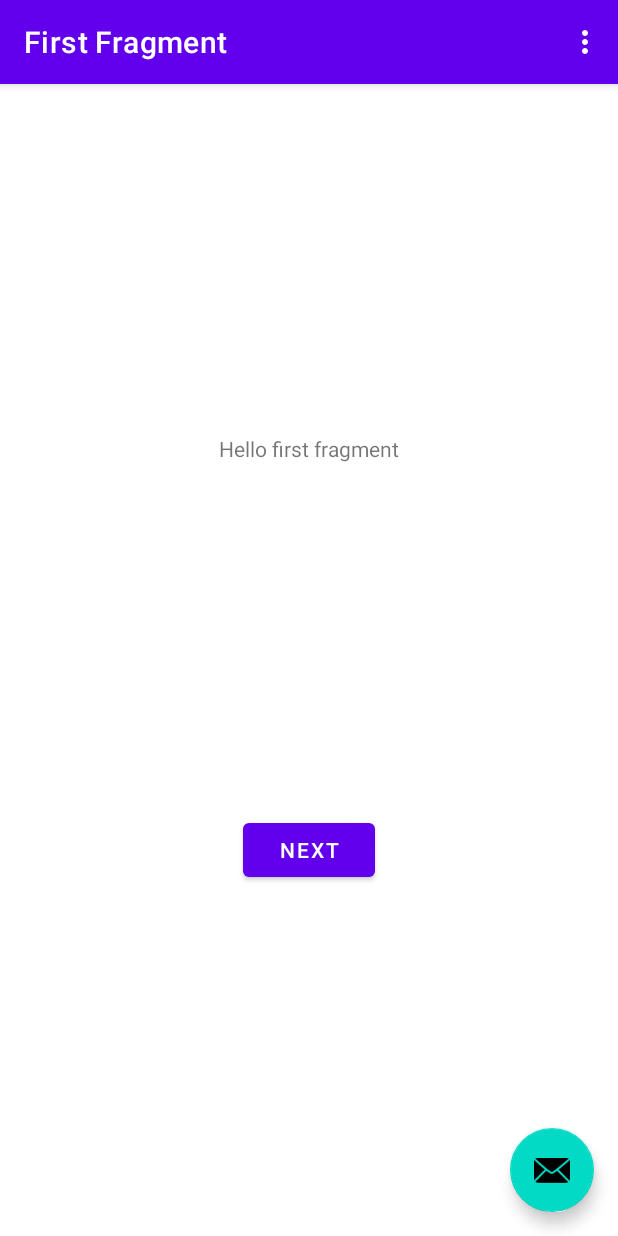
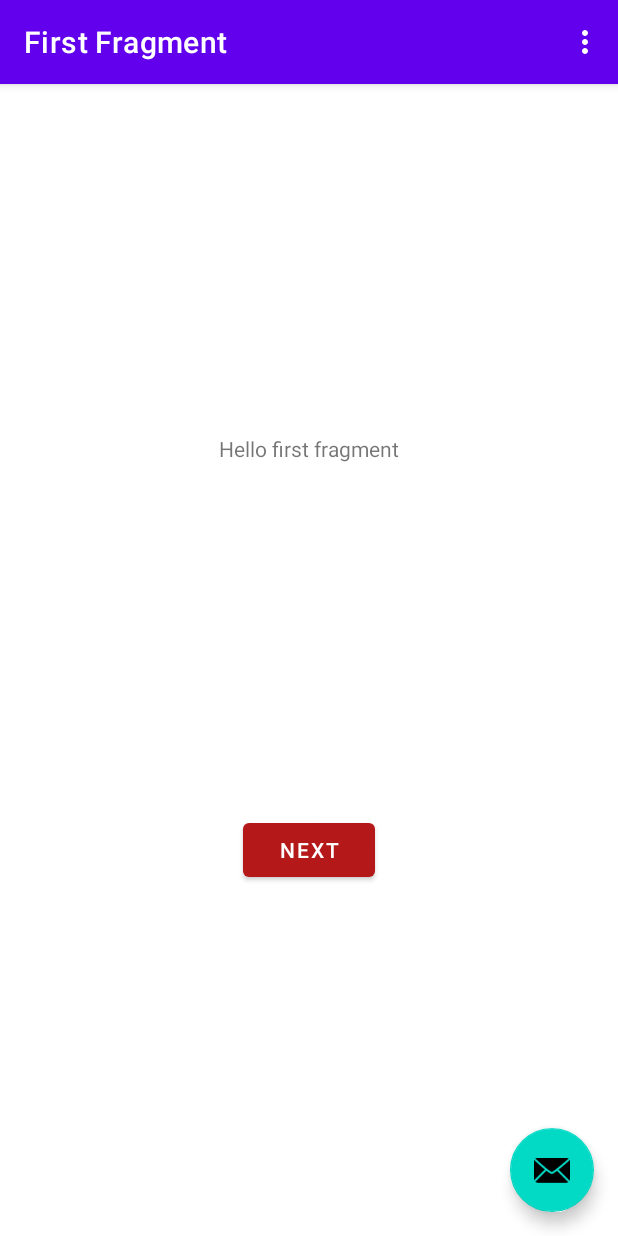
Before and after one commit to ChristineSchaefer/StAlban_App, an Android app: the screen it shows after launch (MainActivity), on a phone screen of 412 x 824 dp. Run offline under Robolectric (Android 15) with nearby library versions, the phone set to English and light mode, and no system bars; our stand-ins replace navigation-ui.

Commit message:
Nu ist er Rot

```diff
--- a/app/src/main/res/layout/fragment_first.xml
+++ b/app/src/main/res/layout/fragment_first.xml
@@ -21,6 +21,7 @@
         android:layout_width="wrap_content"
         android:layout_height="wrap_content"
         android:text="@string/next"
+        app:backgroundTint="#B51818"
         app:layout_constraintBottom_toBottomOf="parent"
         app:layout_constraintEnd_toEndOf="parent"
         app:layout_constraintStart_toStartOf="parent"
```
